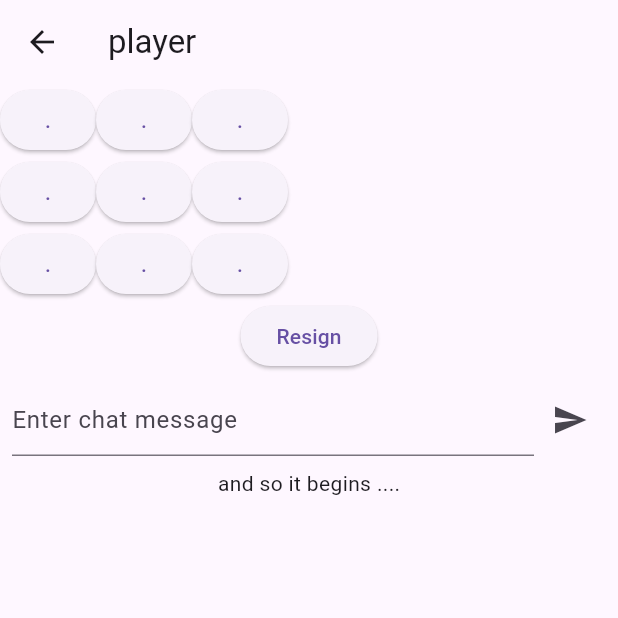
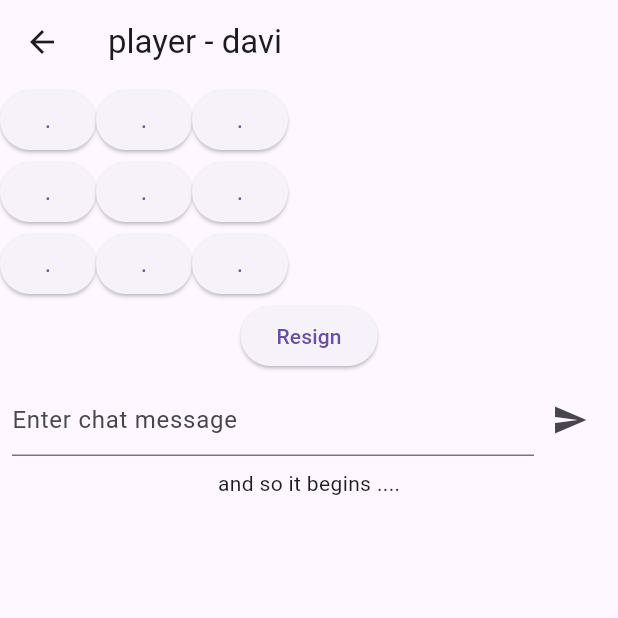
Before and after one commit to davichaves/tac368_assignments, a Flutter app: the screen it shows after launch, after a tap on "client", on a phone screen of 412 x 824 dp, the top half of it. Run offline on Flutter 3.47's test engine with Material 3 defaults, Android fonts, the phone set to English and light mode, and no system bars; our stand-ins replace equatable, flutter_bloc, hydrated_bloc.

Commit message:
adding name

```diff
--- a/lab20/lab20_davi/lib/main.dart
+++ b/lab20/lab20_davi/lib/main.dart
@@ -43,7 +43,7 @@ class ServerOrClient extends StatelessWidget
     ( title: "game",
       home: Builder
       ( builder: (context) => Scaffold
-        ( appBar: AppBar( title: Text("which role?") ),
+        ( appBar: AppBar( title: Text("which role? - davi") ),
           body: Row
           ( children:
             [ ElevatedButton
--- a/lab20/lab20_davi/lib/player.dart
+++ b/lab20/lab20_davi/lib/player.dart
@@ -29,7 +29,7 @@ class Player extends StatelessWidget
         ( create: (context) => SaidCubit(),
           child: BlocBuilder<SaidCubit,SaidState>
           ( builder: (context,state) => Scaffold
-            ( appBar: AppBar(title: Text("player")),
+            ( appBar: AppBar(title: Text("player - davi")),
               body: Player2(),
             ),
           ),
```
